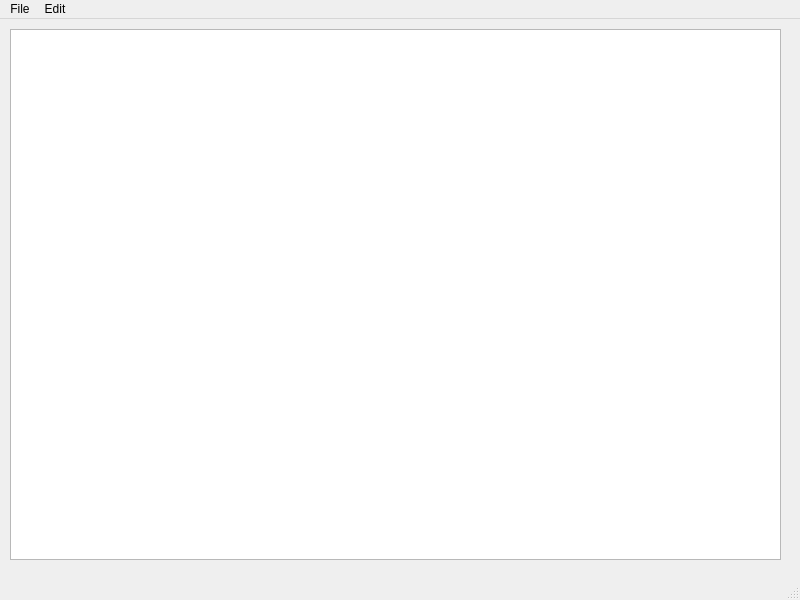
Old version of the form mainwindow.ui in the repository demonkillerr/notepad-qt.
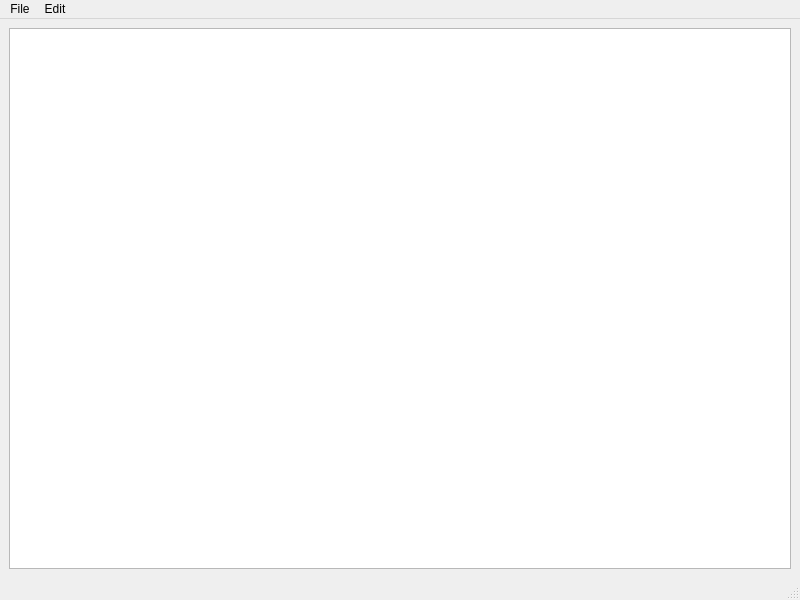
New version of the form. Icons and pictures are not drawn.

Commit message: [FEAT] New, Save, Open

Diff of the .ui file:
```diff
--- a/mainwindow.ui
+++ b/mainwindow.ui
@@ -14,21 +14,15 @@
    <string>MainWindow</string>
   </property>
   <widget class="QWidget" name="centralwidget">
-   <widget class="QWidget" name="verticalLayoutWidget">
-    <property name="geometry">
-     <rect>
-      <x>10</x>
-      <y>10</y>
-      <width>771</width>
-      <height>531</height>
-     </rect>
-    </property>
+   <layout class="QVBoxLayout" name="verticalLayout_2">
+    <item>
     <layout class="QVBoxLayout" name="verticalLayout">
      <item>
       <widget class="QTextEdit" name="textEdit"/>
      </item>
     </layout>
-   </widget>
+    </item>
+   </layout>
   </widget>
   <widget class="QMenuBar" name="menubar">
    <property name="geometry">
```
Left out of the diff: 16 changed lines with no effect on the pictures. Lines whose indentation alone changed are shown as unchanged. The commit also changes 1 other file.
